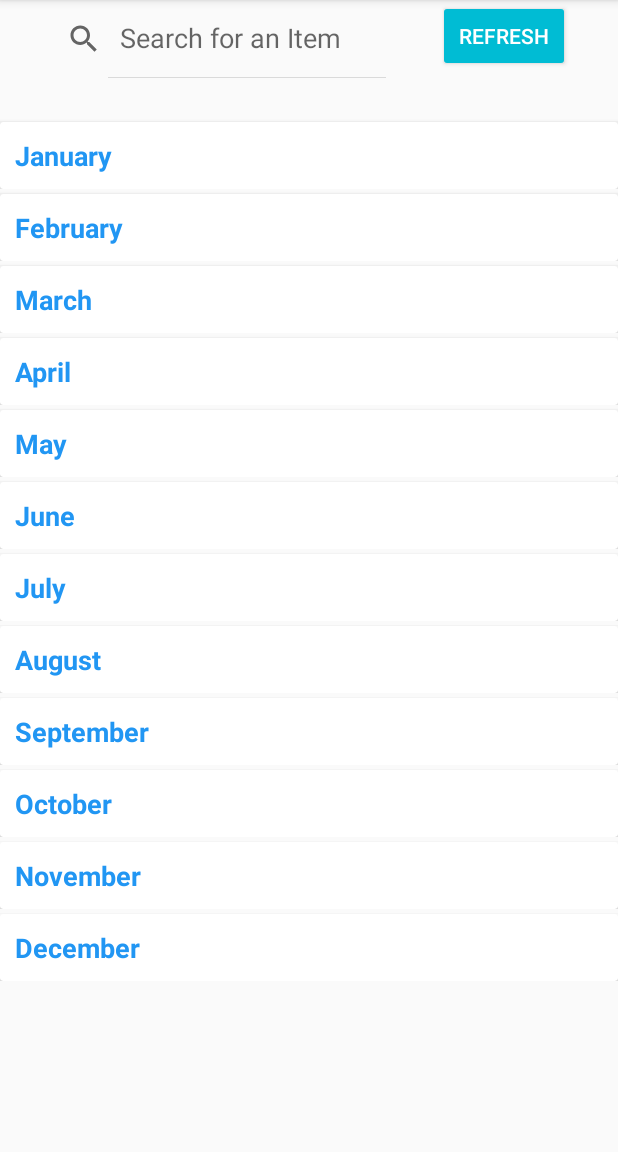
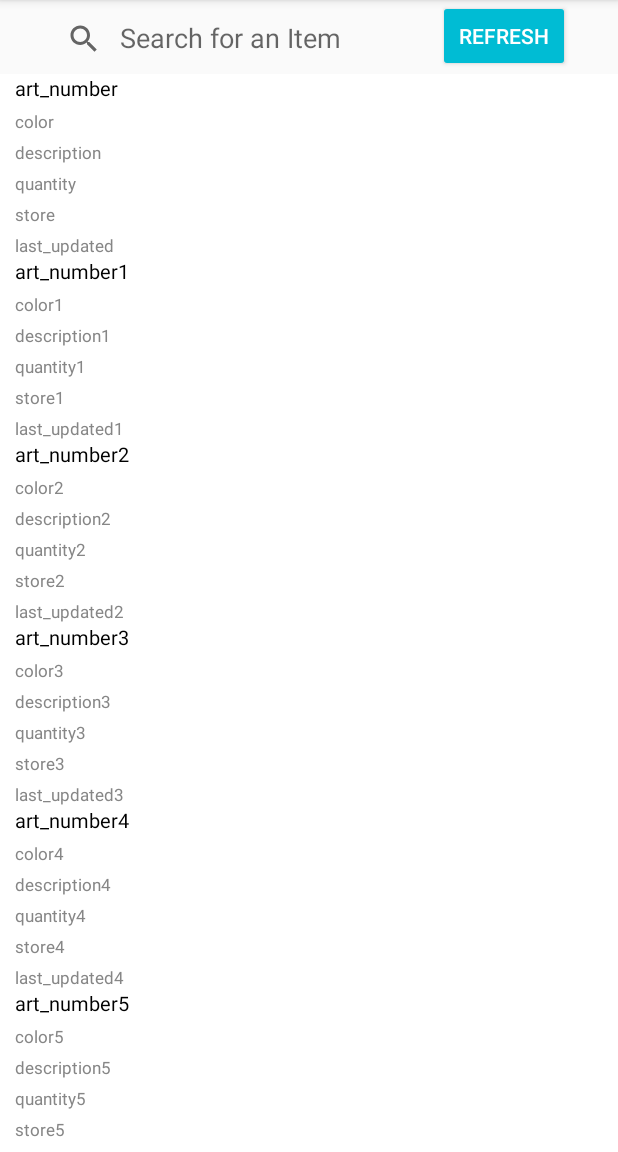
Before and after one commit to RutaleIvanPaul/StoreManager, an Android app: the screen it shows after launch (MainActivity), on a phone screen of 412 x 824 dp, the part 84-1236 px from its top. Run offline under Robolectric (Android 15) with nearby library versions, the phone set to English and light mode, and no system bars.

Commit message:
Changed the classes to match the retrofits and changed ui to show

```diff
--- a/app/src/main/java/com/kotlin/ivanpaulrutale/storemanager/adapter/CustomAdapter.kt
+++ /dev/null
@@ -1,44 +0,0 @@
-package com.kotlin.ivanpaulrutale.storemanager.adapter
-
-import android.content.Intent
-import android.support.v7.widget.RecyclerView
-import android.view.LayoutInflater
-import android.view.View
-import android.view.ViewGroup
-import android.widget.TextView
-import com.kotlin.ivanpaulrutale.storemanager.R
-import com.kotlin.ivanpaulrutale.storemanager.models.ListItem
-import com.kotlin.ivanpaulrutale.storemanager.views.ItemDetails
-
-class CustomAdapter: RecyclerView.Adapter<CustomAdapter.ViewHolder>() {
-
-    val listItems:ArrayList<ListItem> = arrayListOf()
-
-    override fun onCreateViewHolder(p0: ViewGroup, p1: Int): ViewHolder {
-        val v = LayoutInflater.from(p0.context).inflate(R.layout.list_item,p0,false)
-        return ViewHolder(v)
-    }
-
-    override fun getItemCount(): Int {
-        return listItems.size
-    }
-
-    override fun onBindViewHolder(holder:ViewHolder, position: Int) {
-        val item = listItems[position]
-        holder.titleTextView.text = item.title
-
-        holder.itemView.setOnClickListener {view ->
-            val intent = Intent(view.context, ItemDetails::class.java)
-            intent.putExtra("title",item.title)
-            intent.putExtra("description",item.description)
-            intent.putExtra("image",item.image)
-            intent.putExtra("video",item.video)
-            view.context.startActivity(intent)
-        }
-    }
-
-    class ViewHolder(itemView: View):RecyclerView.ViewHolder(itemView){
-        val titleTextView = itemView.findViewById(R.id.titleTextView) as TextView
-    }
-
-}
--- a/app/src/main/java/com/kotlin/ivanpaulrutale/storemanager/adapter/SearchListAdapter.kt
+++ b/app/src/main/java/com/kotlin/ivanpaulrutale/storemanager/adapter/SearchListAdapter.kt
@@ -7,15 +7,15 @@ import android.view.View
 import android.view.ViewGroup
 import android.widget.TextView
 import com.kotlin.ivanpaulrutale.storemanager.R
-import com.kotlin.ivanpaulrutale.storemanager.models.MonthListItem
+import com.kotlin.ivanpaulrutale.storemanager.models.StoreItem
 import com.kotlin.ivanpaulrutale.storemanager.views.*
 
 class SearchListAdapter: RecyclerView.Adapter<SearchListAdapter.ViewHolder>() {
 
-    var listItems:ArrayList<MonthListItem> = listItemObjects
+    var listItems:ArrayList<StoreItem> = listItemObjects
 
     override fun onCreateViewHolder(p0: ViewGroup, p1: Int): ViewHolder {
-        val v = LayoutInflater.from(p0.context).inflate(R.layout.list_item,p0,false)
+        val v = LayoutInflater.from(p0.context).inflate(R.layout.search_list_item,p0,false)
         return ViewHolder(v)
     }
 
@@ -23,7 +23,7 @@ class SearchListAdapter: RecyclerView.Adapter<SearchListAdapter.ViewHolder>() {
         return listItems.size
     }
 
-    fun updateList(newlist:List<MonthListItem>){
+    fun updateList(newlist:List<StoreItem>){
         listItems = arrayListOf()
         listItems.addAll(newlist)
         notifyDataSetChanged()
@@ -31,17 +31,27 @@ class SearchListAdapter: RecyclerView.Adapter<SearchListAdapter.ViewHolder>() {
 
     override fun onBindViewHolder(holder:ViewHolder, position: Int) {
         val item = listItems[position]
-        holder.titleTextView.text = item.name
+        holder.art_numberTextView.text = item.art_number
+        holder.colorTextView.text = item.color
+        holder.descriptionTextView.text = item.description
+        holder.quantityTextView.text = item.quantity
+        holder.storeTextView.text = item.store
+        holder.lastUpdatedTextView.text = item.last_updated
 
         holder.itemView.setOnClickListener {view ->
-            var newCheckOutFragment = CheckOut.newInstance(item.name,item.name,item.name,item.name)
+            var newCheckOutFragment = CheckOut.newInstance(item.art_number,item.color,item.description,item.store)
             val activity = view.context as AppCompatActivity
             changeFromclassToFragment(activity,newCheckOutFragment)
         }
     }
 
     class ViewHolder(itemView: View): RecyclerView.ViewHolder(itemView){
-        val titleTextView = itemView.findViewById(R.id.titleTextView) as TextView
+        val art_numberTextView = itemView.findViewById(R.id.searchlist_art_number) as TextView
+        val colorTextView = itemView.findViewById(R.id.searchlist_color) as TextView
+        val descriptionTextView = itemView.findViewById(R.id.searchlist_description) as TextView
+        val quantityTextView = itemView.findViewById(R.id.searchlist_quantity) as TextView
+        val storeTextView = itemView.findViewById(R.id.searchlist_store) as TextView
+        val lastUpdatedTextView = itemView.findViewById(R.id.searchlist_last_updated) as TextView
     }
 
 }
--- a/app/src/main/java/com/kotlin/ivanpaulrutale/storemanager/models/ListItems.kt
+++ b/app/src/main/java/com/kotlin/ivanpaulrutale/storemanager/models/ListItems.kt
@@ -1,5 +1,5 @@
 package com.kotlin.ivanpaulrutale.storemanager.models
 
-class ListItem(val title:String,val description:String,val image:String,val video:String="")
+class StoreItem(val art_number:String,val color:String, val description:String, val quantity:String, val store:String,val last_updated:String)
 
 class MonthListItem(val name:String)
--- a/app/src/main/java/com/kotlin/ivanpaulrutale/storemanager/views/CheckOut.kt
+++ b/app/src/main/java/com/kotlin/ivanpaulrutale/storemanager/views/CheckOut.kt
@@ -42,8 +42,8 @@ class CheckOut : Fragment() {
         arguments?.let {
             art_number = it.getString(ART_NUMBER)
             color = it.getString(COLOR)
-            description = it.getString(COLOR)
-            store = it.getString(COLOR)
+            description = it.getString(DESCRIPTION)
+            store = it.getString(STORE)
         }
     }
 
@@ -121,19 +121,19 @@ class CheckOut : Fragment() {
          * Use this factory method to create a new instance of
          * this fragment using the provided parameters.
          *
-         * @param param1 Parameter 1.
-         * @param param2 Parameter 2.
+         * @param art_number Parameter 1.
+         * @param color Parameter 2.
          * @return A new instance of fragment CheckOut.
          */
         // TODO: Rename and change types and number of parameters
         @JvmStatic
-        fun newInstance(param1: String, param2: String,param3: String,param4: String) =
+        fun newInstance(art_number: String, color: String, description: String, store: String) =
             CheckOut().apply {
                 arguments = Bundle().apply {
-                    putString(ART_NUMBER, param1)
-                    putString(COLOR, param2)
-                    putString(DESCRIPTION, param3)
-                    putString(STORE, param4)
+                    putString(ART_NUMBER, art_number)
+                    putString(COLOR, color)
+                    putString(DESCRIPTION, description)
+                    putString(STORE, store)
                 }
             }
     }
--- a/app/src/main/java/com/kotlin/ivanpaulrutale/storemanager/views/Search.kt
+++ b/app/src/main/java/com/kotlin/ivanpaulrutale/storemanager/views/Search.kt
@@ -14,6 +14,7 @@ import android.widget.SearchView
 import com.kotlin.ivanpaulrutale.storemanager.R
 import com.kotlin.ivanpaulrutale.storemanager.adapter.SearchListAdapter
 import com.kotlin.ivanpaulrutale.storemanager.models.MonthListItem
+import com.kotlin.ivanpaulrutale.storemanager.models.StoreItem
 
 // TODO: Rename parameter arguments, choose names that match
 // the fragment initialization parameters, e.g. ARG_ITEM_NUMBER
@@ -46,10 +47,10 @@ class Search : Fragment(), SearchView.OnQueryTextListener {
 
     private fun searchRecyclerView(newText: String?) {
         val userInput = newText?.toLowerCase()
-        var newList :ArrayList<MonthListItem> = arrayListOf()
+        var newList :ArrayList<StoreItem> = arrayListOf()
 
         for (item in listItemObjects){
-            if(item.name.toLowerCase().contains(userInput as CharSequence)){
+            if(item.art_number.toLowerCase().contains(userInput as CharSequence)){
                 newList.add(item)
             }
         }
--- a/app/src/main/java/com/kotlin/ivanpaulrutale/storemanager/views/ViewsUtils.kt
+++ b/app/src/main/java/com/kotlin/ivanpaulrutale/storemanager/views/ViewsUtils.kt
@@ -9,23 +9,18 @@ import android.widget.EditText
 import android.widget.Toast
 import com.kotlin.ivanpaulrutale.storemanager.R
 import com.kotlin.ivanpaulrutale.storemanager.models.MonthListItem
+import com.kotlin.ivanpaulrutale.storemanager.models.StoreItem
 import java.lang.IllegalArgumentException
 
 var from_Report_details = false
 
-val listItemObjects:ArrayList<MonthListItem> = arrayListOf(
-    MonthListItem("January"),
-    MonthListItem("February"),
-    MonthListItem("March"),
-    MonthListItem("April"),
-    MonthListItem("May"),
-    MonthListItem("June"),
-    MonthListItem("July"),
-    MonthListItem("August"),
-    MonthListItem("September"),
-    MonthListItem("October"),
-    MonthListItem("November"),
-    MonthListItem("December")
+val listItemObjects:ArrayList<StoreItem> = arrayListOf(
+    StoreItem("art_number","color","description","quantity","store","last_updated"),
+    StoreItem("art_number1","color1","description1","quantity1","store1","last_updated1"),
+    StoreItem("art_number2","color2","description2","quantity2","store2","last_updated2"),
+    StoreItem("art_number3","color3","description3","quantity3","store3","last_updated3"),
+    StoreItem("art_number4","color4","description4","quantity4","store4","last_updated4"),
+    StoreItem("art_number5","color5","description5","quantity5","store5","last_updated5")
 )
 
 fun changeFromFragmentToFragment(activity:FragmentActivity?, fragment: Fragment){
--- /dev/null
+++ b/app/src/main/res/layout/search_list_item.xml
@@ -0,0 +1,82 @@
+<?xml version="1.0" encoding="utf-8"?>
+
+<LinearLayout android:layout_width="match_parent"
+    android:layout_height="wrap_content"
+    xmlns:app="http://schemas.android.com/apk/res-auto"
+    android:background="#fff"
+    app:layout_constraintEnd_toEndOf="parent"
+    app:layout_constraintStart_toStartOf="parent"
+    app:layout_constraintTop_toTopOf="parent"
+    xmlns:android="http://schemas.android.com/apk/res/android">
+
+
+        <LinearLayout
+            android:layout_width="wrap_content"
+            android:layout_height="wrap_content"
+            android:layout_gravity="center"
+            android:layout_marginLeft="10sp"
+            android:orientation="vertical">
+
+            <TextView
+                android:id="@+id/searchlist_art_number"
+                android:layout_width="wrap_content"
+                android:layout_height="wrap_content"
+                android:text="QR code access control - UGX2,000,000"
+                android:textColor="#000"
+                android:textSize="13sp" />
+
+            <TextView
+                android:id="@+id/searchlist_color"
+                android:layout_width="wrap_content"
+                android:layout_height="wrap_content"
+                android:layout_marginTop="5dp"
+                android:text="Events management with onsite access control with QR-codes and Bar-codes and back end access of the database"
+                android:textColor="#868686"
+                android:textSize="11sp" />
+
+            <TextView
+                android:id="@+id/searchlist_description"
+                android:layout_width="match_parent"
+                android:layout_height="wrap_content"
+                android:layout_marginTop="5dp"
+                android:text="Events management with onsite access control with QR-codes and Bar-codes and back end access of the database"
+                android:textColor="#868686"
+                android:textSize="11sp" />
+
+            <TextView
+                android:id="@+id/searchlist_quantity"
+                android:layout_width="match_parent"
+                android:layout_height="wrap_content"
+                android:layout_marginTop="5dp"
+                android:text="Events management with onsite access control with QR-codes and Bar-codes and back end access of the database"
+                android:textColor="#868686"
+                android:textSize="11sp" />
+
+            <TextView
+                android:id="@+id/searchlist_store"
+                android:layout_width="match_parent"
+                android:layout_height="wrap_content"
+                android:layout_marginTop="5dp"
+                android:text="Events management with onsite access control with QR-codes and Bar-codes and back end access of the database"
+                android:textColor="#868686"
+                android:textSize="11sp" />
+
+            <TextView
+                android:id="@+id/searchlist_last_updated"
+                android:layout_width="match_parent"
+                android:layout_height="wrap_content"
+                android:layout_marginTop="5dp"
+                android:text="Events management with onsite access control with QR-codes and Bar-codes and back end access of the database"
+                android:textColor="#868686"
+                android:textSize="11sp" />
+
+        </LinearLayout>
+
+        <LinearLayout
+            android:layout_width="match_parent"
+            android:layout_height="wrap_content"
+            android:layout_gravity="center"
+            android:layout_marginRight="20dp"
+            android:gravity="right" />
+
+    </LinearLayout>
```
